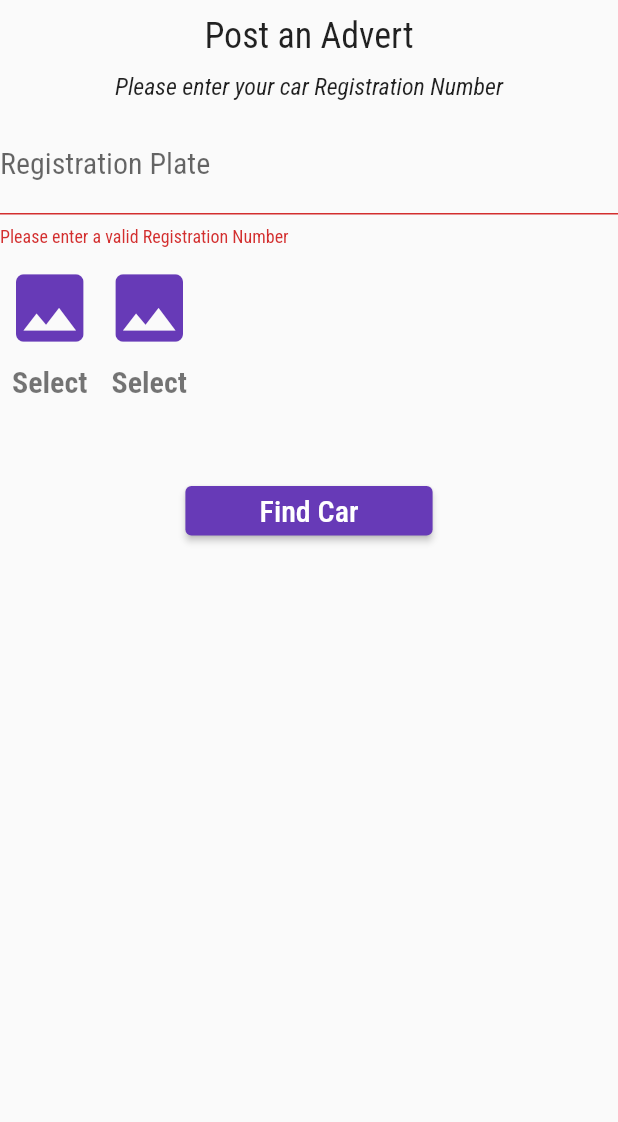
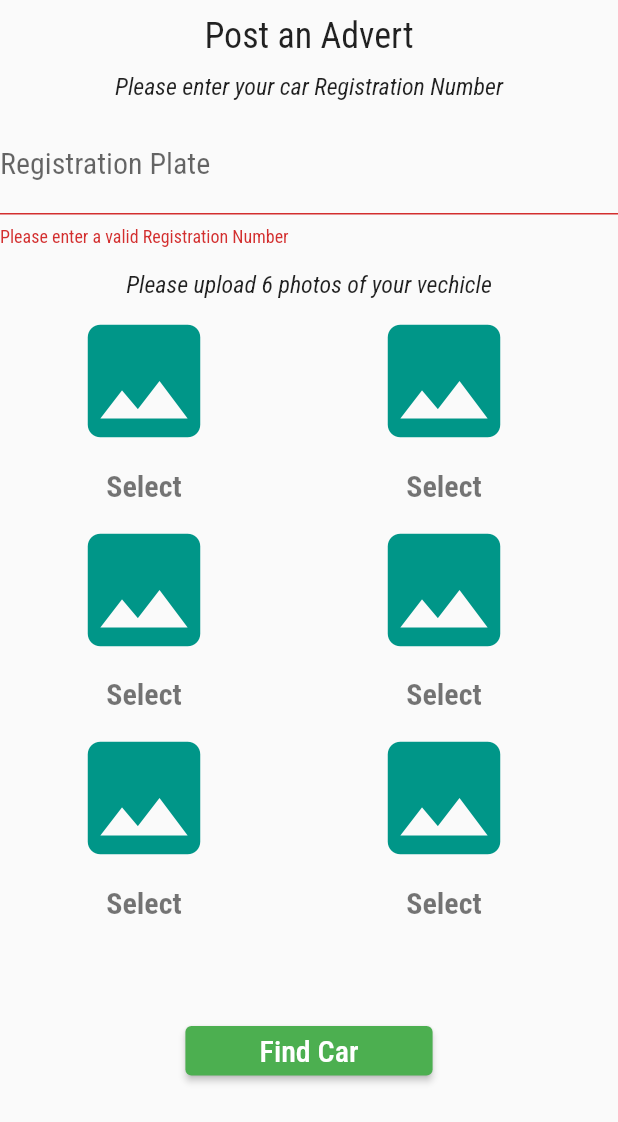
Before and after one commit to tenusha10/Wheels_Deals, a Flutter app: the sellCars screen opened directly, after a tap on "Find Car", on a phone screen of 412 x 824 dp. Shown: the top 1122 px of the screen. Run offline on Flutter 3.47's test engine with Material 2 defaults, Android fonts, the phone set to English and light mode, and no system bars; our stand-ins replace cloud_firestore, firebase_auth, firebase_core, google_fonts, image_cropper, image_picker; accounts and stored records are empty.

Commit message:
post ad structure complete

```diff
--- a/wheels_deals/lib/Screens/Sell_cars.dart
+++ b/wheels_deals/lib/Screens/Sell_cars.dart
@@ -49,10 +49,10 @@ class _sellCarsState extends State<sellCars> {
       NoofDoors = 'Number of Doors',
       Description;
   QuerySnapshot cars;
-  File _image;
+  //File _image;
   ImagePicker picker = ImagePicker();
   // String imageUrl = '';
-  File image, image2;
+  File image1, image2, image3, image4, image5, image6, nullimage;
   //carMethods carObj = new carMethods();
   //DVLACar fetchedCar = new DVLACar();
 
@@ -626,7 +626,7 @@ class _sellCarsState extends State<sellCars> {
     }
   }
 
-  Future pickImage(ImageSource source) async {
+  /*Future pickImage(ImageSource source) async {
     try {
       XFile image = await ImagePicker().pickImage(source: source);
       if (image == null) return;
@@ -638,12 +638,12 @@ class _sellCarsState extends State<sellCars> {
     } on PlatformException catch (e) {
       print('Failed to pick Image: $e');
     }
-  }
+  } */
 
   @override
   Widget build(BuildContext context) {
-    return Container(
-      child: Column(
+    return Scaffold(
+      body: Column(
         children: <Widget>[
           SizedBox(
             height: 10,
@@ -690,31 +690,39 @@ class _sellCarsState extends State<sellCars> {
                   ),
                 ],
               )),
-          /*ElevatedButton(
-              onPressed: () {
-                pickImage(ImageSource.gallery);
-              },
-              child: Text('Take photo')), //Image.file(_image), */
-          /*Row(
-            children: _image == null
-                ? [Text('Image is not loaded ')]
-                : [
-                    Image.file(
-                      _image,
-                      height: 200,
-                      width: 400,
-                    )
-                  ],
+          SizedBox(
+            height: 5,
           ),
-           */
+          Text(
+            'Please upload 6 photos of your vechicle',
+            textAlign: TextAlign.center,
+            style: TextStyle(fontSize: 16, fontStyle: FontStyle.italic),
+          ),
+          SizedBox(
+            height: 5,
+          ),
+          Container(
+            width: 330,
+            height: 450,
+            //color: Colors.purpleAccent,
+            //padding: EdgeInsets.all(10),
+            child: SingleChildScrollView(
+              child: Column(
+                children: [
                   Row(
                     children: [
+                      SizedBox(
+                        width: 5,
+                      ),
                       UserImage(
-                onFileChanged: ((image) {
+                        onFileChanged: ((image1) {
                           setState(() {
-                    this.image = image;
+                            this.image1 = image1;
                           });
                         }),
+                      ),
+                      SizedBox(
+                        width: 100,
                       ),
                       UserImage(
                         onFileChanged: ((image2) {
@@ -722,21 +730,94 @@ class _sellCarsState extends State<sellCars> {
                             this.image2 = image2;
                           });
                         }),
-              )
+                      ),
                     ],
                   ),
+                  Row(
+                    children: [
                       SizedBox(
-            height: 50,
+                        width: 5,
+                      ),
+                      UserImage(
+                        onFileChanged: ((image3) {
+                          setState(() {
+                            this.image3 = image3;
+                          });
+                        }),
+                      ),
+                      SizedBox(
+                        width: 100,
+                      ),
+                      UserImage(
+                        onFileChanged: ((image4) {
+                          setState(() {
+                            this.image4 = image4;
+                          });
+                        }),
+                      ),
+                    ],
+                  ),
+                  Row(
+                    children: [
+                      SizedBox(
+                        width: 5,
+                      ),
+                      UserImage(
+                        onFileChanged: ((image5) {
+                          setState(() {
+                            this.image5 = image5;
+                          });
+                        }),
+                      ),
+                      SizedBox(
+                        width: 100,
+                      ),
+                      UserImage(
+                        onFileChanged: ((image6) {
+                          setState(() {
+                            this.image6 = image6;
+                          });
+                        }),
+                      ),
+                    ],
+                  ),
+                ],
+              ),
+            ),
+          ),
+          SizedBox(
+            height: 30,
           ),
           Container(
             width: MediaQuery.of(context).size.width * 0.4,
             height: MediaQuery.of(context).size.height * 0.04,
             child: ElevatedButton(
-              style: ElevatedButton.styleFrom(primary: Colors.deepPurple),
+              style: ElevatedButton.styleFrom(primary: Colors.green),
               onPressed: () {
                 if (_formKeySell.currentState.validate()) {
-                  //showDialogEditAdd(_reg);
+                  if (image1 == nullimage ||
+                      image2 == nullimage ||
+                      image3 == nullimage ||
+                      image4 == nullimage ||
+                      image5 == nullimage ||
+                      image6 == nullimage) {
+                    showDialog(
+                        context: context,
+                        builder: (BuildContext context) {
+                          return AlertDialog(
+                            title: Text("Missing Images"),
+                            content: Text('Please, Upload 6 images'),
+                            actions: <Widget>[
+                              TextButton(
+                                onPressed: () => Navigator.pop(context, 'OK'),
+                                child: const Text('OK'),
+                              ),
+                            ],
+                          );
+                        });
+                  } else {
                     showView(_reg);
+                  }
                 }
               },
               child: Text(
--- a/wheels_deals/lib/imageSelection/user_image.dart
+++ b/wheels_deals/lib/imageSelection/user_image.dart
@@ -26,8 +26,8 @@ class _UerImageState extends State<UserImage> {
         if (image == null)
           Icon(
             Icons.image,
-            size: 60,
-            color: Colors.deepPurple,
+            size: 100,
+            color: Colors.teal,
           )
         else if (image != null)
           InkWell(
@@ -37,7 +37,7 @@ class _UerImageState extends State<UserImage> {
               child: Image.file(
                 image,
                 width: 100,
-                height: 100,
+                height: 150,
               )),
         InkWell(
           onTap: () => _selectedPhoto(),
@@ -64,7 +64,7 @@ class _UerImageState extends State<UserImage> {
                 mainAxisSize: MainAxisSize.min,
                 children: [
                   ListTile(
-                    leading: Icon(Icons.camera),
+                    leading: Icon(Icons.camera_alt_rounded),
                     title: Text('Camera'),
                     onTap: () {
                       Navigator.of(context).pop();
```
Lines whose indentation alone changed are shown as unchanged.
